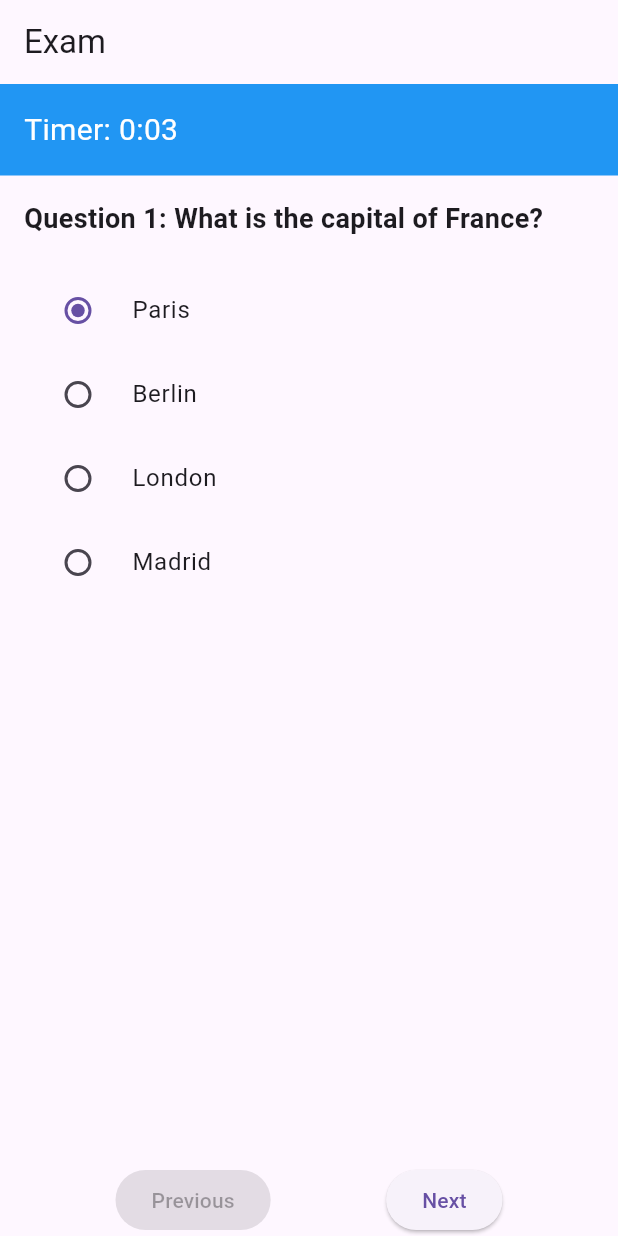
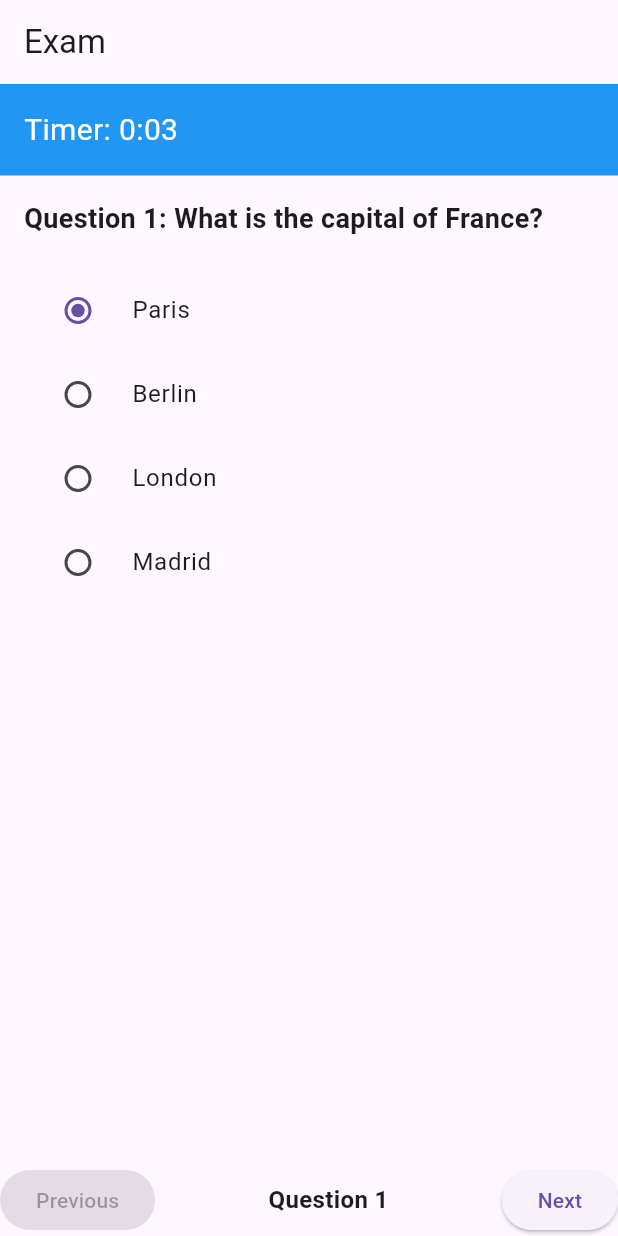
Before and after one commit to Moazzibrahim/Maths_house, a Flutter app: the RegisteredHomeScreen screen opened directly, after a tap on "Exams", on a phone screen of 412 x 824 dp. Run offline on Flutter 3.47's test engine with Material 3 defaults, Android fonts, the phone set to English and light mode, and no system bars; our stand-ins replace carousel_slider, dots_indicator, flutter_screenutil.

Commit message:
exam final

```diff
--- a/lib/View/screens/exam_screen.dart
+++ b/lib/View/screens/exam_screen.dart
@@ -42,7 +42,7 @@ class _ExamBodyState extends State<ExamBody> {
 
   @override
   Widget build(BuildContext context) {
-    final timerProvider = Provider.of<TimerProvider>(context);
+    //final timerProvider = Provider.of<TimerProvider>(context);
 
     return Column(
       crossAxisAlignment: CrossAxisAlignment.stretch,
@@ -95,36 +95,43 @@ class _ExamBodyState extends State<ExamBody> {
             ),
           ),
         ),
-        _isSubmitting
-            ? ElevatedButton(
-                onPressed: () {
-                  // Handle submit action here
-                  ScaffoldMessenger.of(context).showSnackBar(
-                    SnackBar(
-                      content: Text('Answers submitted.'),
-                    ),
-                  );
-                },
-                child: Text('Submit'),
-              )
-            : Row(
-                mainAxisAlignment: MainAxisAlignment.spaceEvenly,
+        Row(
+          mainAxisAlignment: MainAxisAlignment.spaceBetween,
           children: [
             ElevatedButton(
               onPressed: _questionIndex > 0 ? goToPreviousQuestion : null,
               child: const Text("Previous"),
             ),
+            GestureDetector(
+              onTap: () {
+                _navigateToQuestion(context);
+              },
+              child: Text(
+                "Question ${_questionIndex + 1}",
+                style: const TextStyle(
+                  fontSize: 16.0,
+                  fontWeight: FontWeight.bold,
+                ),
+              ),
+            ),
+            if (_questionIndex < questions.length - 1)
               ElevatedButton(
-                    onPressed: _questionIndex < questions.length - 1
-                        ? goToNextQuestion
-                        : () {
-                            setState(() {
-                              _isSubmitting = true;
-                            });
-                          },
+                onPressed: goToNextQuestion,
                 child: const Text("Next"),
               ),
           ],
+        ),
+        if (_isSubmitting)
+          ElevatedButton(
+            onPressed: () {
+              // Handle submit action here
+              ScaffoldMessenger.of(context).showSnackBar(
+                const SnackBar(
+                  content: Text('Answers submitted.'),
+                ),
+              );
+            },
+            child: const Text('Submit'),
           ),
       ],
     );
@@ -141,4 +148,27 @@ class _ExamBodyState extends State<ExamBody> {
       _questionIndex--;
     });
   }
+
+  void _navigateToQuestion(BuildContext context) {
+    showDialog(
+      context: context,
+      builder: (BuildContext context) {
+        return SimpleDialog(
+          title: const Text('Go to Question'),
+          children: List.generate(
+            questions.length,
+            (index) => SimpleDialogOption(
+              onPressed: () {
+                setState(() {
+                  _questionIndex = index;
+                });
+                Navigator.pop(context);
+              },
+              child: Text("Question ${index + 1}"),
+            ),
+          ),
+        );
+      },
+    );
   }
+}
```
Lines whose indentation alone changed are shown as unchanged.
